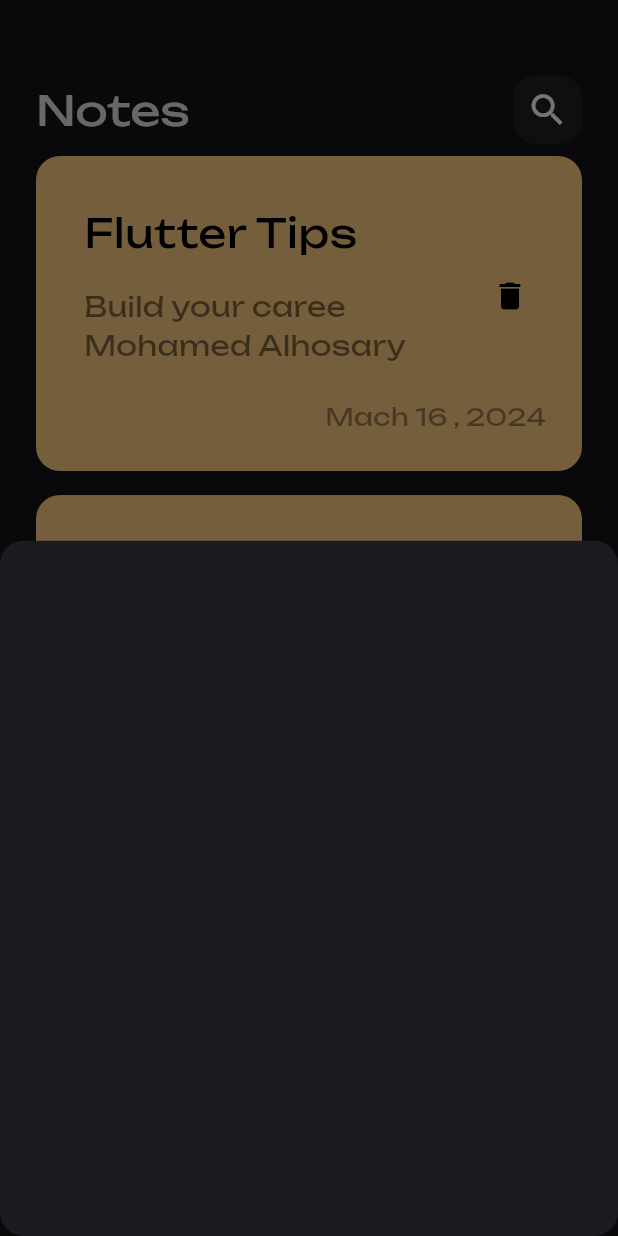
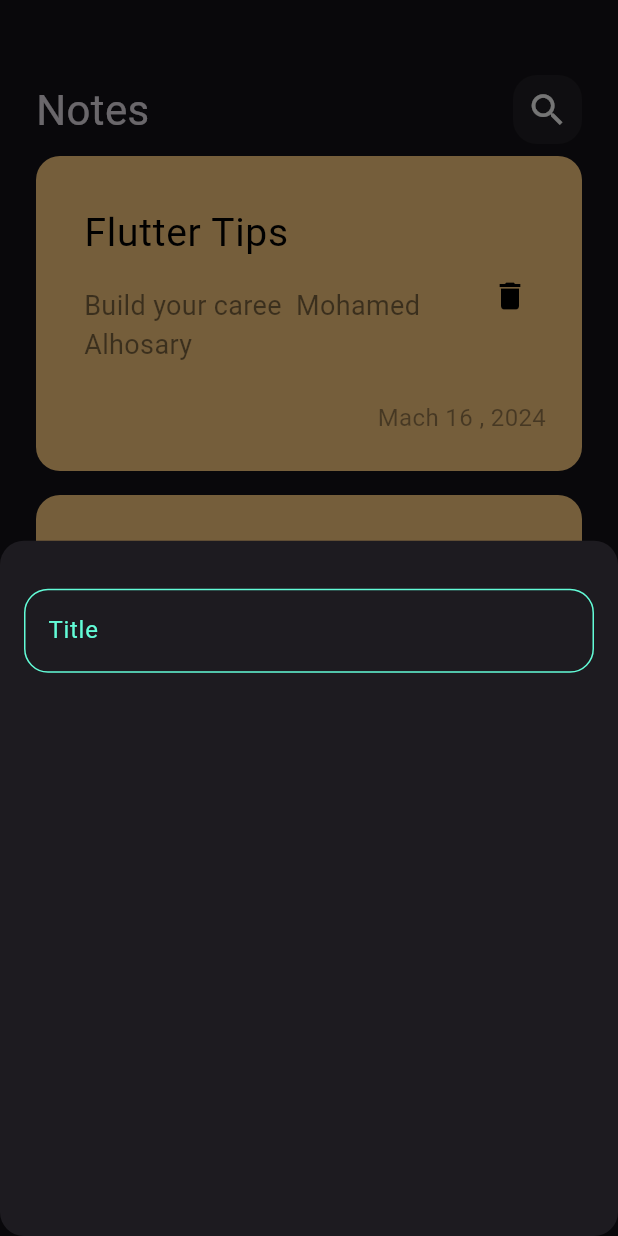
Before and after one commit to mohamedalhosary/notes_app, a Flutter app: the screen it shows after launch, after a tap on the "add" icon, on a phone screen of 412 x 824 dp. Run offline on Flutter 3.47's test engine with Material 3 defaults, Android fonts, the phone set to English and light mode, and no system bars.

Commit message:
create custom text field

```diff
--- a/lib/views/add_note_bottom_sheet.dart
+++ b/lib/views/add_note_bottom_sheet.dart
@@ -1,10 +1,20 @@
 import 'package:flutter/material.dart';
+import 'package:quran_app/views/custom_text_field.dart';
 
 class AddNoteBottomSheet extends StatelessWidget {
   const AddNoteBottomSheet({super.key});
 
   @override
   Widget build(BuildContext context) {
-    return Container();
+    return const Padding(
+      padding: const EdgeInsets.symmetric(horizontal: 16),
+      child: const Column(
+        children: [
+          SizedBox(height: 32,),
+         CustomTextField()
+
+        ],
+      ),
+    );
   }
 }
--- /dev/null
+++ b/lib/views/custom_text_field.dart
@@ -0,0 +1,28 @@
+import 'package:flutter/material.dart';
+import 'package:quran_app/views/widgets/constants.dart';
+
+class CustomTextField extends StatelessWidget {
+  const CustomTextField({super.key});
+
+  @override
+  Widget build(BuildContext context) {
+    return TextField(
+      cursorColor: kprimaryColor,
+      decoration: InputDecoration(
+        hintText: 'Title',
+        hintStyle: const TextStyle(color: kprimaryColor),
+        border: buildBorder(),
+        enabledBorder: buildBorder(kprimaryColor),
+      ),
+
+    );
+  }
+
+  OutlineInputBorder buildBorder([Color]) {
+    return OutlineInputBorder(
+        borderRadius: BorderRadius.circular(16),
+        borderSide: BorderSide(
+          color: Color ?? Colors.white)
+      );
+  }
+}
--- /dev/null
+++ b/lib/views/widgets/constants.dart
@@ -0,0 +1,3 @@
+import 'package:flutter/material.dart';
+
+const kprimaryColor = Color(0xff62FCD7);
```
Also changed, not shown: pubspec.yaml (+5 -5 lines).
